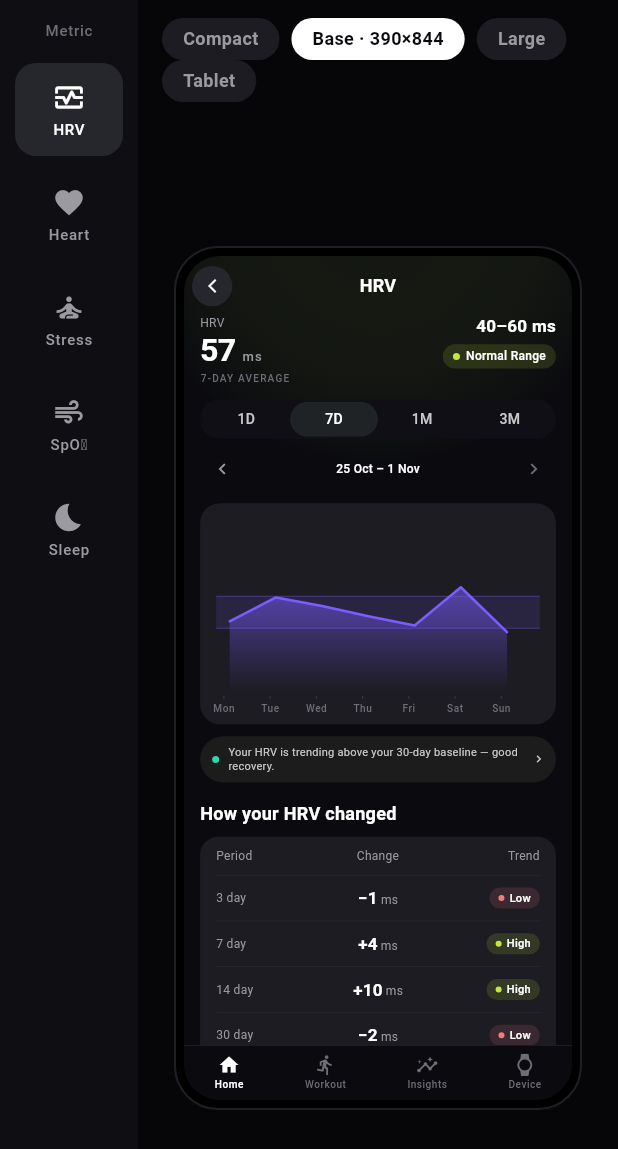
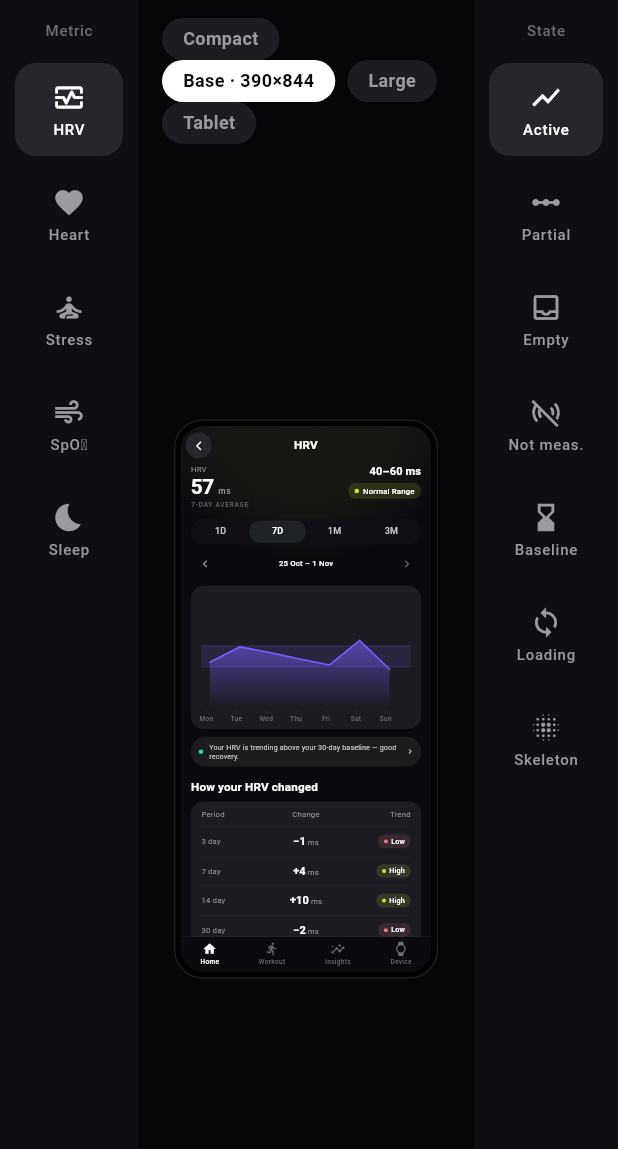
Before and after one commit to kishan9907IND/graphsHLTH-, a Flutter app: the screen it shows after launch, after a tap on "HRV", on a phone screen of 412 x 824 dp. Shown: the top 1149 px of the screen. Run offline on Flutter 3.47's test engine with Material 3 defaults, Android fonts, the phone set to English and light mode, and no system bars; missing offline and left inert: widgetbook, widgetbook_annotation.

Commit message:
Add explicit chart states (Active/Partial/Empty/Not measured) with right-side switcher
- ChartStatus gains notMeasured and partial alongside the existing
  loading/skeleton/empty/error/permissionOff/buildingBaseline/data.
- ChartStateBody renders a "Not measured" message; partial shows the plot.
- MetricScreen takes a statusOverride and drives the header's right-side pill
  from the state: Active (green/normal-range), Partial (amber), Empty and
  Not measured (grey), etc. Value shows "– –" and the insight/CTA/change
  table hide unless there's data.
- plotBuilder now receives the status so Partial swaps in gapped data (two
  punched holes) to render real gaps; Active uses the full series.
- Gallery: new right-side State rail (Active/Partial/Empty/Not meas./
  Baseline/Loading/Skeleton) mirroring the left metric rail, so any metric
  can be previewed in any state.

flutter analyze clean. Auto-deploys to gh-pages.

Co-Authored-By: Claude Opus 4.8 <noreply@anthropic.com>
Claude-Session: https://claude.ai/code/session_01V7o5yXk8pBD9FwtTufP3dB

```diff
--- a/gallery/lib/demo_data.dart
+++ b/gallery/lib/demo_data.dart
@@ -105,6 +105,20 @@ final List<SleepSegment> _sleep = () {
 double _mean(Iterable<double> xs) =>
     xs.isEmpty ? 0 : xs.reduce((a, b) => a + b) / xs.length;
 
+// For the "Partial / Gap" state: punch two holes (a recent few hours and a
+// couple of days last week) so a gap is visible at any range.
+bool _inHole(DateTime t) {
+  final a1 = demoNow.subtract(const Duration(days: 5));
+  final a2 = demoNow.subtract(const Duration(days: 3));
+  final b1 = demoNow.subtract(const Duration(hours: 8));
+  final b2 = demoNow.subtract(const Duration(hours: 6));
+  return (t.isAfter(a1) && t.isBefore(a2)) ||
+      (t.isAfter(b1) && t.isBefore(b2));
+}
+
+List<T> _gapped<T>(List<T> all, DateTime Function(T) ts) =>
+    [for (final a in all) if (!_inHole(ts(a))) a];
+
 List<T> _win<T>(List<T> all, TimeRange r, DateTime Function(T) ts) =>
     windowed(all, demoNow, r, ts);
 
@@ -200,8 +214,13 @@ MetricViewModel _hrvModel() => MetricViewModel(
           _win(_hrv, r, (x) => x.timestamp).isEmpty
               ? ChartStatus.empty
               : ChartStatus.data,
-      plotBuilder: (r, onZoom) =>
-          HrvPlot(readings: _hrv, now: demoNow, range: r, onZoom: onZoom),
+      plotBuilder: (r, status, onZoom) => HrvPlot(
+        readings:
+            status == ChartStatus.partial ? _gapped(_hrv, (x) => x.timestamp) : _hrv,
+        now: demoNow,
+        range: r,
+        onZoom: onZoom,
+      ),
       insightFor: (_) =>
           'Your HRV is trending above your 30-day baseline — good recovery.',
       changeTitle: 'How your HRV changed',
@@ -229,8 +248,13 @@ MetricViewModel _hrModel() => MetricViewModel(
       statusFor: (r) => _win(_hr, r, (x) => x.timestamp).isEmpty
           ? ChartStatus.empty
           : ChartStatus.data,
-      plotBuilder: (r, onZoom) =>
-          HrPlot(readings: _hr, now: demoNow, range: r, onZoom: onZoom),
+      plotBuilder: (r, status, onZoom) => HrPlot(
+        readings:
+            status == ChartStatus.partial ? _gapped(_hr, (x) => x.timestamp) : _hr,
+        now: demoNow,
+        range: r,
+        onZoom: onZoom,
+      ),
       insightFor: (_) =>
           'Two active-zone spikes today — both around your usual workout times.',
       cta: const CtaSpec(
@@ -263,8 +287,14 @@ MetricViewModel _stressModel() => MetricViewModel(
       statusFor: (r) => _win(_stress, r, (x) => x.timestamp).isEmpty
           ? ChartStatus.empty
           : ChartStatus.data,
-      plotBuilder: (r, onZoom) =>
-          StressPlot(readings: _stress, now: demoNow, range: r, onZoom: onZoom),
+      plotBuilder: (r, status, onZoom) => StressPlot(
+        readings: status == ChartStatus.partial
+            ? _gapped(_stress, (x) => x.timestamp)
+            : _stress,
+        now: demoNow,
+        range: r,
+        onZoom: onZoom,
+      ),
       insightFor: (_) =>
           'Most of your week sat in the low-to-moderate band.',
       changeTitle: 'How your stress changed',
@@ -295,8 +325,14 @@ MetricViewModel _spo2Model() => MetricViewModel(
       statusFor: (r) => _win(_spo2, r, (x) => x.timestamp).isEmpty
           ? ChartStatus.empty
           : ChartStatus.data,
-      plotBuilder: (r, onZoom) =>
-          Spo2Plot(readings: _spo2, now: demoNow, range: r, onZoom: onZoom),
+      plotBuilder: (r, status, onZoom) => Spo2Plot(
+        readings: status == ChartStatus.partial
+            ? _gapped(_spo2, (x) => x.timestamp)
+            : _spo2,
+        now: demoNow,
+        range: r,
+        onZoom: onZoom,
+      ),
       insightFor: (_) =>
           'SpO₂ stayed inside the healthy 95–100% range every night this week.',
       baseline: const BaselineSpec(
@@ -337,7 +373,11 @@ MetricViewModel _sleepModel() {
     statusLabel: 'On track',
     headerValue: (_) => '${totalMin ~/ 60}h ${totalMin % 60}m',
     statusFor: (_) => _sleep.isEmpty ? ChartStatus.empty : ChartStatus.data,
-    plotBuilder: (r, onZoom) => SleepPlot(segments: _sleep),
+    plotBuilder: (r, status, onZoom) => SleepPlot(
+      segments: status == ChartStatus.partial
+          ? _gapped(_sleep, (x) => x.start)
+          : _sleep,
+    ),
     insightFor: (_) =>
         'You got ${hm(inStage(SleepStage.deep))} of deep sleep — on the low side.',
     changeTitle: 'Sleep stages last night',
--- a/gallery/lib/main.dart
+++ b/gallery/lib/main.dart
@@ -34,6 +34,7 @@ class GalleryHome extends StatefulWidget {
 class _GalleryHomeState extends State<GalleryHome> {
   DemoMetric _metric = DemoMetric.hr;
   ScreenSize _size = _sizes[1];
+  ChartStatus _status = ChartStatus.data;
 
   static const _sizes = <ScreenSize>[
     ScreenSize('Compact', 360, 780),
@@ -66,11 +67,13 @@ class _GalleryHomeState extends State<GalleryHome> {
                       child: Padding(
                         padding: const EdgeInsets.all(24),
                         child: _PhoneFrame(
-                          key: ValueKey('${_metric.name}-${_size.label}'),
+                          key: ValueKey(
+                              '${_metric.name}-${_size.label}-${_status.name}'),
                           size: _size,
                           child: MetricScreen(
                             model: modelFor(_metric),
                             now: demoNow,
+                            statusOverride: _status,
                           ),
                         ),
                       ),
@@ -78,6 +81,10 @@ class _GalleryHomeState extends State<GalleryHome> {
                   ),
                 ],
               ),
+            ),
+            _StateRail(
+              selected: _status,
+              onSelect: (s) => setState(() => _status = s),
             ),
           ],
         ),
@@ -122,6 +129,44 @@ class _MetricRail extends StatelessWidget {
               label: label,
               selected: metric == selected,
               onTap: () => onSelect(metric),
+            ),
+        ],
+      ),
+    );
+  }
+}
+
+class _StateRail extends StatelessWidget {
+  const _StateRail({required this.selected, required this.onSelect});
+  final ChartStatus selected;
+  final ValueChanged<ChartStatus> onSelect;
+
+  static const _items = <(ChartStatus, IconData, String)>[
+    (ChartStatus.data, Icons.show_chart, 'Active'),
+    (ChartStatus.partial, Icons.linear_scale, 'Partial'),
+    (ChartStatus.empty, Icons.inbox_outlined, 'Empty'),
+    (ChartStatus.notMeasured, Icons.sensors_off, 'Not meas.'),
+    (ChartStatus.buildingBaseline, Icons.hourglass_bottom, 'Baseline'),
+    (ChartStatus.loading, Icons.sync, 'Loading'),
+    (ChartStatus.skeleton, Icons.blur_on, 'Skeleton'),
+  ];
+
+  @override
+  Widget build(BuildContext context) {
+    return Container(
+      width: 96,
+      color: const Color(0xFF0E0E13),
+      child: Column(
+        children: [
+          const SizedBox(height: 16),
+          const Text('State', style: HlthChartText.axisLabel),
+          const SizedBox(height: 12),
+          for (final (status, icon, label) in _items)
+            _RailButton(
+              icon: icon,
+              label: label,
+              selected: status == selected,
+              onTap: () => onSelect(status),
             ),
         ],
       ),
--- a/packages/hlth_charts/lib/src/chart_state_body.dart
+++ b/packages/hlth_charts/lib/src/chart_state_body.dart
@@ -14,7 +14,9 @@ enum ChartStatus {
   empty,
   error,
   permissionOff,
+  notMeasured,
   buildingBaseline,
+  partial,
   data,
 }
 
@@ -34,6 +36,8 @@ class ChartStateBody extends StatelessWidget {
     this.errorSubtitle = 'Check your connection and try again.',
     this.permissionTitle = 'Health access is off',
     this.permissionSubtitle = 'Allow access in Settings to show this chart.',
+    this.notMeasuredTitle = 'Not measured',
+    this.notMeasuredSubtitle = "This wasn't tracked. Wear your device to record it.",
     this.onRetry,
     this.onOpenSettings,
   });
@@ -47,6 +51,8 @@ class ChartStateBody extends StatelessWidget {
   final String errorSubtitle;
   final String permissionTitle;
   final String permissionSubtitle;
+  final String notMeasuredTitle;
+  final String notMeasuredSubtitle;
   final VoidCallback? onRetry;
   final VoidCallback? onOpenSettings;
 
@@ -54,8 +60,12 @@ class ChartStateBody extends StatelessWidget {
   Widget build(BuildContext context) {
     switch (status) {
       case ChartStatus.data:
+      case ChartStatus.partial:
       case ChartStatus.buildingBaseline:
         return plot;
+      case ChartStatus.notMeasured:
+        return _StateMessage(
+            title: notMeasuredTitle, subtitle: notMeasuredSubtitle);
       case ChartStatus.loading:
         return Center(
           child: SizedBox(
--- a/packages/hlth_charts/lib/src/metric_chart_card.dart
+++ b/packages/hlth_charts/lib/src/metric_chart_card.dart
@@ -96,7 +96,8 @@ class MetricChartCard extends StatelessWidget {
               onOpenSettings: onOpenSettings,
             ),
           ),
-          if (status == ChartStatus.data) ...[
+          if (status == ChartStatus.data ||
+              status == ChartStatus.partial) ...[
             const SizedBox(height: 12),
             ChartLegend(items: legend),
           ],
--- a/packages/hlth_charts/lib/src/metric_config.dart
+++ b/packages/hlth_charts/lib/src/metric_config.dart
@@ -58,8 +58,14 @@ class MetricViewModel {
 
   final ChartStatus Function(TimeRange range) statusFor;
 
-  final Widget Function(TimeRange range, ValueChanged<ZoomDirection>? onZoom)
-      plotBuilder;
+  /// Builds the plot for a range and status. The status lets a metric swap
+  /// in gapped data for [ChartStatus.partial] vs. the full series for
+  /// [ChartStatus.data].
+  final Widget Function(
+    TimeRange range,
+    ChartStatus status,
+    ValueChanged<ZoomDirection>? onZoom,
+  ) plotBuilder;
 
   /// "How your SpO₂ changed".
   final String changeTitle;
--- a/packages/hlth_charts/lib/src/metric_screen.dart
+++ b/packages/hlth_charts/lib/src/metric_screen.dart
@@ -32,12 +32,18 @@ class MetricScreen extends StatefulWidget {
     this.now,
     this.initialRange = TimeRange.week,
     this.onBack,
+    this.statusOverride,
   });
 
   final MetricViewModel model;
   final DateTime? now;
   final TimeRange initialRange;
   final VoidCallback? onBack;
+
+  /// Forces a display state regardless of the model's own [statusFor] — used
+  /// by the gallery's state switcher to preview Active / Partial / Empty /
+  /// Not measured, etc.
+  final ChartStatus? statusOverride;
 
   @override
   State<MetricScreen> createState() => _MetricScreenState();
@@ -75,8 +81,11 @@ class _MetricScreenState extends State<MetricScreen> {
   @override
   Widget build(BuildContext context) {
     final m = widget.model;
-    final status = m.statusFor(_range);
+    final status = widget.statusOverride ?? m.statusFor(_range);
+    final showData =
+        status == ChartStatus.data || status == ChartStatus.partial;
     final insight = m.insightFor?.call(_range);
+    final (pillLabel, pillColor) = _statePill(status, m);
 
     final body = Column(
       crossAxisAlignment: CrossAxisAlignment.stretch,
@@ -84,12 +93,12 @@ class _MetricScreenState extends State<MetricScreen> {
       children: [
         MetricHeader(
           label: m.headerLabel,
-          value: m.headerValue(_range),
+          value: showData ? m.headerValue(_range) : null,
           unit: m.unit,
           averageCaption: m.averageCaption(_range),
           rangeValue: m.rangeValue?.call(_range),
-          statusLabel: m.statusLabel,
-          statusColor: m.statusColor,
+          statusLabel: pillLabel,
+          statusColor: pillColor,
         ),
         const SizedBox(height: 16),
         RangeSwitch(
@@ -124,14 +133,14 @@ class _MetricScreenState extends State<MetricScreen> {
               accent: m.accent,
               emptyTitle: m.emptyTitle,
               emptySubtitle: m.emptySubtitle,
-              plot: m.plotBuilder(_range, _zoom),
+              plot: m.plotBuilder(_range, status, _zoom),
             ),
           ),
-        if (status == ChartStatus.data && insight != null) ...[
+        if (showData && insight != null) ...[
           const SizedBox(height: 12),
           InsightPill(message: insight, onTap: () {}),
         ],
-        if (m.cta != null) ...[
+        if (showData && m.cta != null) ...[
           const SizedBox(height: 12),
           InsightCta(
             title: m.cta!.title,
@@ -141,8 +150,10 @@ class _MetricScreenState extends State<MetricScreen> {
             onTap: () {},
           ),
         ],
-        const SizedBox(height: 20),
-        ChangeTable(title: m.changeTitle, rows: m.changeRows(_range)),
+        if (showData) ...[
+          const SizedBox(height: 20),
+          ChangeTable(title: m.changeTitle, rows: m.changeRows(_range)),
+        ],
         const SizedBox(height: 24),
       ],
     );
@@ -173,6 +184,20 @@ class _MetricScreenState extends State<MetricScreen> {
     );
   }
 }
+
+/// The right-side header pill for each display state: its label and colour.
+(String?, Color) _statePill(ChartStatus s, MetricViewModel m) => switch (s) {
+      ChartStatus.data => (m.statusLabel ?? 'Active', m.statusColor),
+      ChartStatus.partial => ('Partial', HlthChartTokens.stress),
+      ChartStatus.empty => ('No data', HlthChartTokens.textMuted),
+      ChartStatus.notMeasured => ('Not measured', HlthChartTokens.textMuted),
+      ChartStatus.loading => ('Syncing', HlthChartTokens.textMuted),
+      ChartStatus.skeleton => ('Syncing', HlthChartTokens.textMuted),
+      ChartStatus.buildingBaseline =>
+        ('Building baseline', HlthChartTokens.textMuted),
+      ChartStatus.error => ('Error', HlthChartTokens.hr),
+      ChartStatus.permissionOff => ('Access off', HlthChartTokens.textMuted),
+    };
 
 class _ChartPanel extends StatelessWidget {
   const _ChartPanel({required this.child});
```
